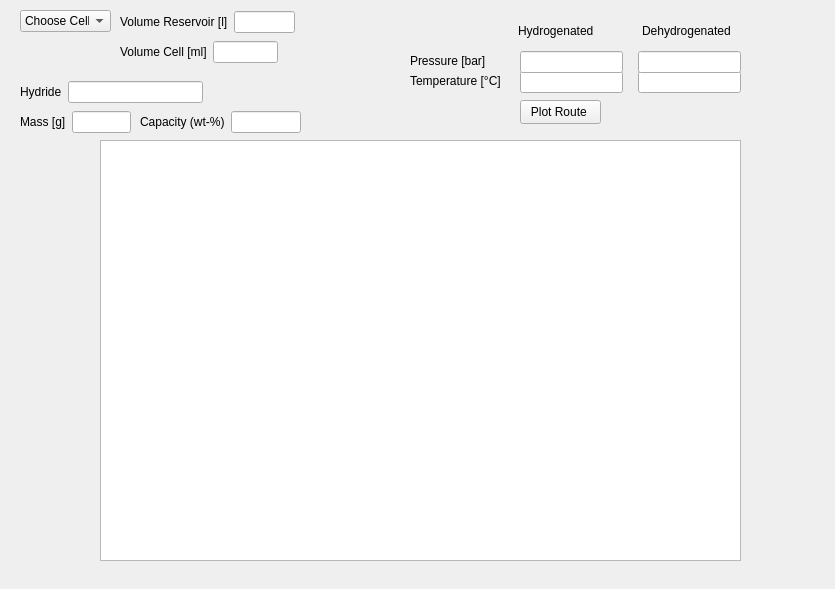
The window that src/GUI/planner_gui/ui/planner_ui.ui (Kiki-Schreibt/t_p_etc_recorder_v2) describes before a commit, drawn with Qt 5.
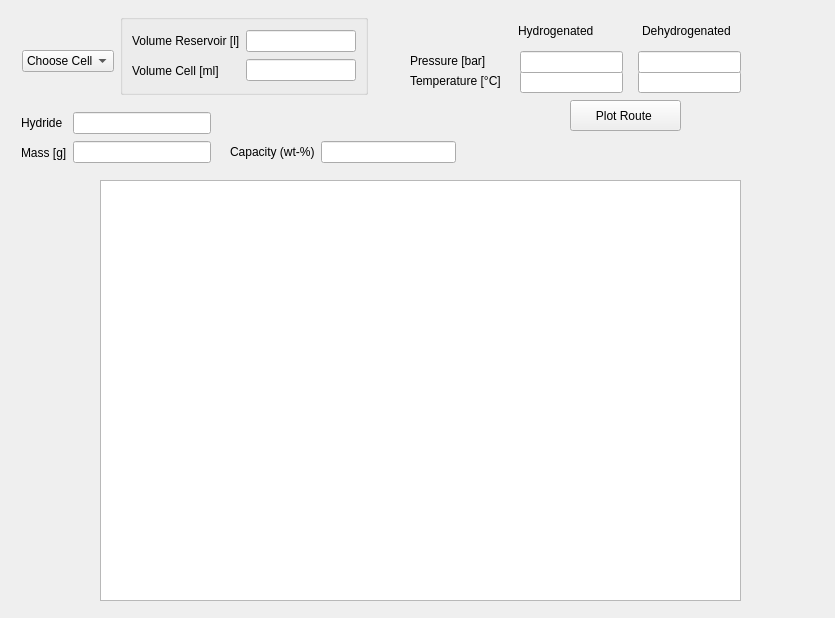
The same window after the commit.

Diff of the .ui file:
```diff
--- a/src/GUI/planner_gui/ui/planner_ui.ui
+++ b/src/GUI/planner_gui/ui/planner_ui.ui
@@ -7,7 +7,7 @@
     <x>0</x>
     <y>0</y>
     <width>835</width>
-    <height>589</height>
+    <height>618</height>
    </rect>
   </property>
   <property name="windowTitle">
@@ -17,7 +17,7 @@
    <property name="geometry">
     <rect>
      <x>100</x>
-     <y>140</y>
+     <y>180</y>
      <width>641</width>
      <height>421</height>
     </rect>
@@ -97,149 +97,20 @@
     </item>
    </layout>
   </widget>
-  <widget class="QWidget" name="layoutWidget_3">
-   <property name="geometry">
-    <rect>
-     <x>20</x>
-     <y>110</y>
-     <width>111</width>
-     <height>24</height>
-    </rect>
-   </property>
-   <layout class="QHBoxLayout" name="horizontalLayout_8">
-    <item>
-     <widget class="QLabel" name="label_7">
-      <property name="text">
-       <string>Mass [g]</string>
-      </property>
-     </widget>
-    </item>
-    <item>
-     <widget class="QLineEdit" name="mass_edit_field">
-      <property name="toolTip">
-       <string>&lt;html&gt;&lt;head/&gt;&lt;body&gt;&lt;p&gt;&lt;br/&gt;&lt;/p&gt;&lt;/body&gt;&lt;/html&gt;</string>
-      </property>
-     </widget>
-    </item>
-   </layout>
-  </widget>
   <widget class="QPushButton" name="plot_route_button">
    <property name="geometry">
     <rect>
-     <x>520</x>
+     <x>570</x>
      <y>100</y>
-     <width>81</width>
-     <height>24</height>
+     <width>111</width>
+     <height>31</height>
     </rect>
    </property>
    <property name="text">
     <string>Plot Route </string>
    </property>
   </widget>
-  <widget class="QWidget" name="layoutWidget_4">
-   <property name="geometry">
-    <rect>
-     <x>120</x>
-     <y>40</y>
-     <width>158</width>
-     <height>24</height>
-    </rect>
-   </property>
-   <layout class="QHBoxLayout" name="horizontalLayout_9">
-    <item>
-     <widget class="QLabel" name="label_8">
-      <property name="text">
-       <string>Volume Cell [ml]</string>
-      </property>
-     </widget>
-    </item>
-    <item>
-     <widget class="QLineEdit" name="v_cell_edit_field">
-      <property name="toolTip">
-       <string>&lt;html&gt;&lt;head/&gt;&lt;body&gt;&lt;p&gt;&lt;br/&gt;&lt;/p&gt;&lt;/body&gt;&lt;/html&gt;</string>
-      </property>
-     </widget>
-    </item>
-   </layout>
-  </widget>
-  <widget class="QWidget" name="layoutWidget_5">
-   <property name="geometry">
-    <rect>
-     <x>120</x>
-     <y>10</y>
-     <width>175</width>
-     <height>24</height>
-    </rect>
-   </property>
-   <layout class="QHBoxLayout" name="horizontalLayout_10">
-    <item>
-     <widget class="QLabel" name="label_9">
-      <property name="text">
-       <string>Volume Reservoir [l]</string>
-      </property>
-     </widget>
-    </item>
-    <item>
-     <widget class="QLineEdit" name="v_res_edit_field">
-      <property name="toolTip">
-       <string>&lt;html&gt;&lt;head/&gt;&lt;body&gt;&lt;p&gt;&lt;br/&gt;&lt;/p&gt;&lt;/body&gt;&lt;/html&gt;</string>
-      </property>
-     </widget>
-    </item>
-   </layout>
-  </widget>
-  <widget class="QComboBox" name="cell_combo_box">
-   <property name="geometry">
-    <rect>
-     <x>20</x>
-     <y>10</y>
-     <width>91</width>
-     <height>22</height>
-    </rect>
-   </property>
-   <item>
-    <property name="text">
-     <string>Choose Cell</string>
-    </property>
-   </item>
-   <item>
-    <property name="text">
-     <string>2nd Gen Cell</string>
-    </property>
-   </item>
-   <item>
-    <property name="text">
-     <string>3rd Gen Cell</string>
-    </property>
-   </item>
-  </widget>
-  <widget class="QWidget" name="">
-   <property name="geometry">
-    <rect>
-     <x>20</x>
-     <y>80</y>
-     <width>183</width>
-     <height>24</height>
-    </rect>
-   </property>
-   <layout class="QHBoxLayout" name="horizontalLayout">
-    <item>
-     <widget class="QLabel" name="label">
-      <property name="text">
-       <string>Hydride</string>
-      </property>
-     </widget>
-    </item>
-    <item>
-     <widget class="QLineEdit" name="material_edit_field">
-      <property name="toolTip">
-       <string>&lt;html&gt;&lt;head/&gt;&lt;body&gt;&lt;p&gt;&lt;br/&gt;&lt;/p&gt;&lt;/body&gt;&lt;/html&gt;</string>
-      </property>
-     </widget>
-    </item>
-   </layout>
-  </widget>
-  <widget class="QWidget" name="">
+  <widget class="QWidget" name="layoutWidget">
    <property name="geometry">
     <rect>
      <x>410</x>
@@ -291,7 +162,7 @@
     </item>
    </layout>
   </widget>
-  <widget class="QWidget" name="">
+  <widget class="QWidget" name="layoutWidget">
    <property name="geometry">
     <rect>
      <x>520</x>
@@ -330,7 +201,7 @@
     </item>
    </layout>
   </widget>
-  <widget class="QWidget" name="">
+  <widget class="QWidget" name="layoutWidget">
    <property name="geometry">
     <rect>
      <x>410</x>
@@ -365,13 +236,13 @@
   <widget class="QWidget" name="">
    <property name="geometry">
     <rect>
-     <x>140</x>
-     <y>110</y>
-     <width>161</width>
+     <x>230</x>
+     <y>140</y>
+     <width>226</width>
      <height>24</height>
     </rect>
    </property>
-   <layout class="QHBoxLayout" name="horizontalLayout_11">
+   <layout class="QHBoxLayout" name="horizontalLayout_8">
     <item>
      <widget class="QLabel" name="label_10">
       <property name="text">
@@ -391,6 +262,137 @@
     </item>
    </layout>
   </widget>
+  <widget class="QWidget" name="">
+   <property name="geometry">
+    <rect>
+     <x>21</x>
+     <y>111</y>
+     <width>190</width>
+     <height>54</height>
+    </rect>
+   </property>
+   <layout class="QHBoxLayout" name="horizontalLayout_4">
+    <item>
+     <layout class="QVBoxLayout" name="verticalLayout_3">
+      <item>
+       <widget class="QLabel" name="label">
+        <property name="text">
+         <string>Hydride</string>
+        </property>
+       </widget>
+      </item>
+      <item>
+       <widget class="QLabel" name="label_7">
+        <property name="text">
+         <string>Mass [g]</string>
+        </property>
+       </widget>
+      </item>
+     </layout>
+    </item>
+    <item>
+     <layout class="QVBoxLayout" name="verticalLayout_4">
+      <item>
+       <widget class="QLineEdit" name="material_edit_field">
+        <property name="toolTip">
+         <string>&lt;html&gt;&lt;head/&gt;&lt;body&gt;&lt;p&gt;&lt;br/&gt;&lt;/p&gt;&lt;/body&gt;&lt;/html&gt;</string>
+        </property>
+       </widget>
+      </item>
+      <item>
+       <widget class="QLineEdit" name="mass_edit_field">
+        <property name="toolTip">
+         <string>&lt;html&gt;&lt;head/&gt;&lt;body&gt;&lt;p&gt;&lt;br/&gt;&lt;/p&gt;&lt;/body&gt;&lt;/html&gt;</string>
+        </property>
+       </widget>
+      </item>
+     </layout>
+    </item>
+   </layout>
+  </widget>
+  <widget class="QFrame" name="">
+   <property name="geometry">
+    <rect>
+     <x>20</x>
+     <y>10</y>
+     <width>350</width>
+     <height>91</height>
+    </rect>
+   </property>
+   <widget class="QComboBox" name="cell_combo_box">
+    <property name="geometry">
+     <rect>
+      <x>2</x>
+      <y>40</y>
+      <width>92</width>
+      <height>22</height>
+     </rect>
+    </property>
+    <item>
+     <property name="text">
+      <string>Choose Cell</string>
+     </property>
+    </item>
+    <item>
+     <property name="text">
+      <string>2nd Gen Cell</string>
+     </property>
+    </item>
+    <item>
+     <property name="text">
+      <string>3rd Gen Cell</string>
+     </property>
+    </item>
+   </widget>
+   <widget class="QGroupBox" name="">
+    <property name="geometry">
+     <rect>
+      <x>100</x>
+      <y>4</y>
+      <width>248</width>
+      <height>81</height>
+     </rect>
+    </property>
+    <layout class="QHBoxLayout" name="horizontalLayout">
+     <item>
+      <layout class="QVBoxLayout" name="verticalLayout">
+       <item>
+        <widget class="QLabel" name="label_9">
+         <property name="text">
+          <string>Volume Reservoir [l]</string>
+         </property>
+        </widget>
+       </item>
+       <item>
+        <widget class="QLabel" name="label_8">
+         <property name="text">
+          <string>Volume Cell [ml]</string>
+         </property>
+        </widget>
+       </item>
+      </layout>
+     </item>
+     <item>
+      <layout class="QVBoxLayout" name="verticalLayout_2">
+       <item>
+        <widget class="QLineEdit" name="v_res_edit_field">
+         <property name="toolTip">
+          <string>&lt;html&gt;&lt;head/&gt;&lt;body&gt;&lt;p&gt;&lt;br/&gt;&lt;/p&gt;&lt;/body&gt;&lt;/html&gt;</string>
+         </property>
+        </widget>
+       </item>
+       <item>
+        <widget class="QLineEdit" name="v_cell_edit_field">
+         <property name="toolTip">
+          <string>&lt;html&gt;&lt;head/&gt;&lt;body&gt;&lt;p&gt;&lt;br/&gt;&lt;/p&gt;&lt;/body&gt;&lt;/html&gt;</string>
+         </property>
+        </widget>
+       </item>
+      </layout>
+     </item>
+    </layout>
+   </widget>
+  </widget>
  </widget>
  <resources/>
  <connections/>
```
